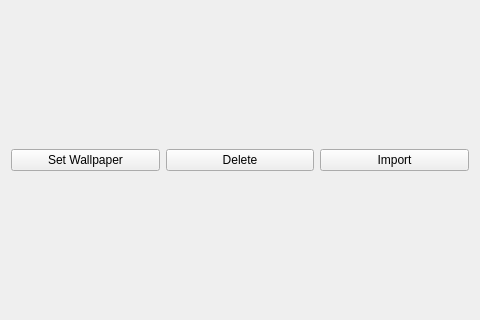
First picture: the form in fantascene-dynamic-wallpaper/listview/historywidget.ui, repository dependon/fantascene-dynamic-wallpaper, before the edit.
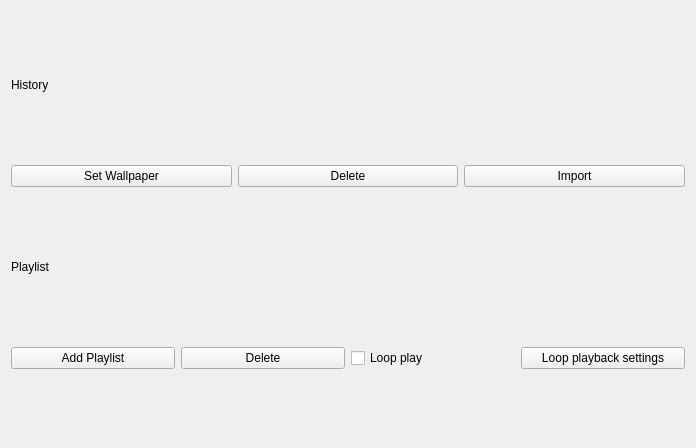
Second picture: the form after the edit.

What changed in the file:
```diff
--- a/fantascene-dynamic-wallpaper/listview/historywidget.ui
+++ b/fantascene-dynamic-wallpaper/listview/historywidget.ui
@@ -6,15 +6,37 @@
    <rect>
     <x>0</x>
     <y>0</y>
-    <width>480</width>
-    <height>320</height>
+    <width>696</width>
+    <height>448</height>
    </rect>
   </property>
   <property name="windowTitle">
    <string>Form</string>
   </property>
-  <layout class="QGridLayout" name="gridLayout" rowstretch="1,0">
-   <item row="1" column="0">
+  <layout class="QVBoxLayout" name="verticalLayout_2" stretch="0,1,0,1,1,0">
+   <item>
+    <widget class="QLabel" name="label">
+     <property name="minimumSize">
+      <size>
+       <width>0</width>
+       <height>20</height>
+      </size>
+     </property>
+     <property name="maximumSize">
+      <size>
+       <width>16777215</width>
+       <height>20</height>
+      </size>
+     </property>
+     <property name="text">
+      <string>History</string>
+     </property>
+    </widget>
+   </item>
+   <item>
+    <layout class="QVBoxLayout" name="verticalLayout"/>
+   </item>
+   <item>
     <layout class="QHBoxLayout" name="horizontalLayout">
      <item>
       <widget class="QPushButton" name="setWallPaper">
@@ -39,8 +61,59 @@
      </item>
     </layout>
    </item>
-   <item row="0" column="0">
-    <layout class="QVBoxLayout" name="verticalLayout"/>
+   <item>
+    <widget class="QLabel" name="label_2">
+     <property name="minimumSize">
+      <size>
+       <width>0</width>
+       <height>20</height>
+      </size>
+     </property>
+     <property name="maximumSize">
+      <size>
+       <width>16777215</width>
+       <height>20</height>
+      </size>
+     </property>
+     <property name="text">
+      <string>Playlist</string>
+     </property>
+    </widget>
+   </item>
+   <item>
+    <layout class="QVBoxLayout" name="layoutPlaylist"/>
+   </item>
+   <item>
+    <layout class="QHBoxLayout" name="horizontalLayout_2">
+     <item>
+      <widget class="QPushButton" name="addPlaylistBtn">
+       <property name="text">
+        <string>Add Playlist</string>
+       </property>
+      </widget>
+     </item>
+     <item>
+      <widget class="QPushButton" name="deletePlaylist">
+       <property name="text">
+        <string>Delete</string>
+       </property>
+      </widget>
+     </item>
+     <item>
+      <widget class="QCheckBox" name="loopBox">
+       <property name="text">
+        <string>Loop play</string>
+       </property>
+      </widget>
+     </item>
+     <item>
+      <widget class="QPushButton" name="moreSetting">
+       <property name="text">
+        <string>Loop playback settings</string>
+       </property>
+      </widget>
+     </item>
+    </layout>
    </item>
   </layout>
  </widget>
```
